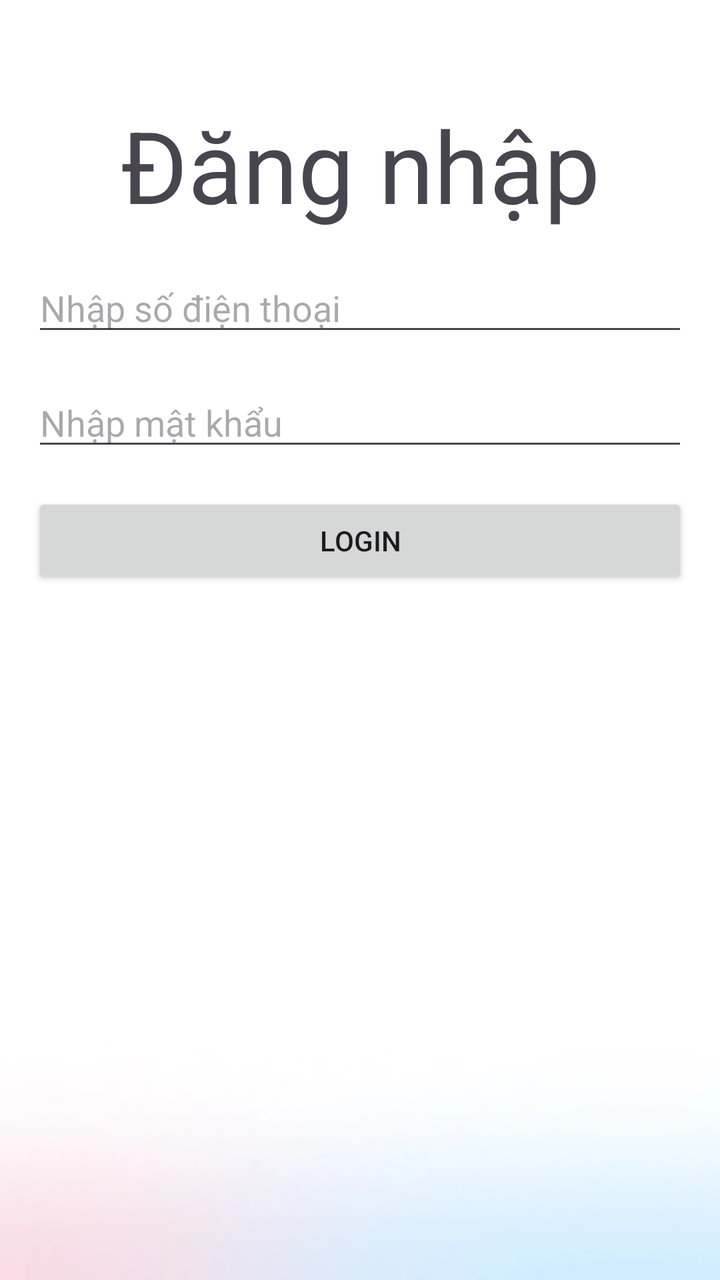
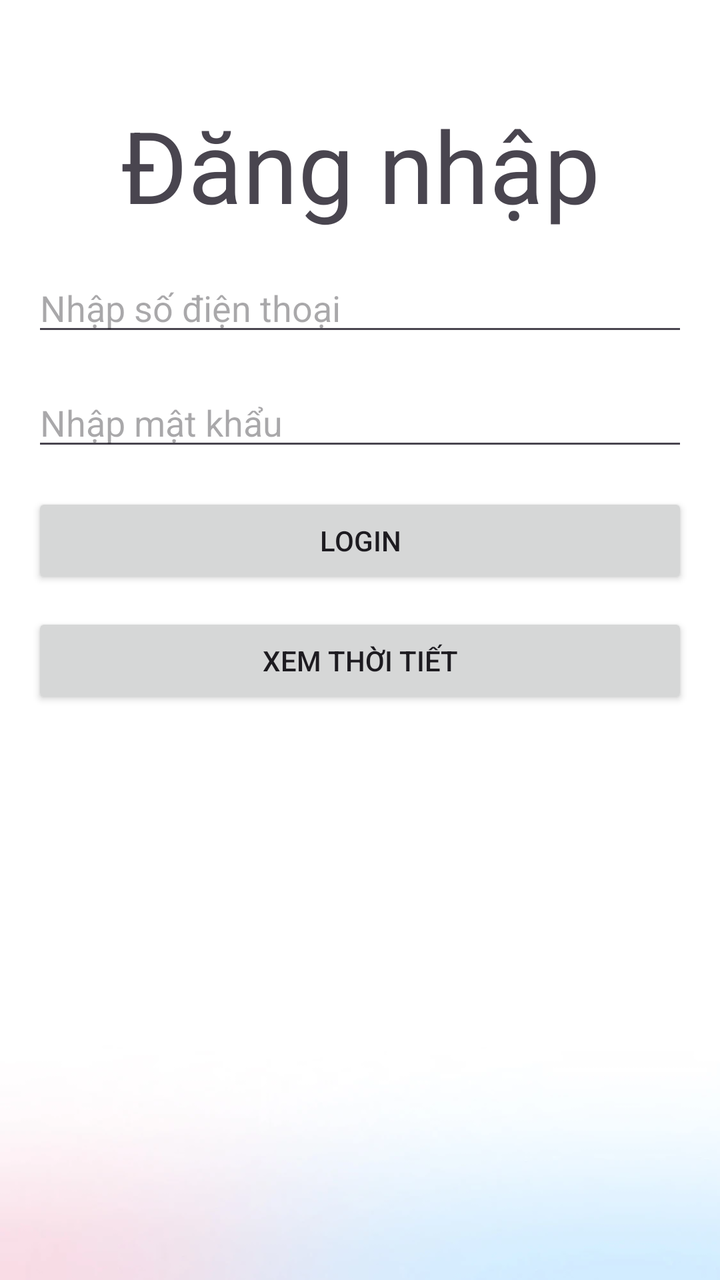

An Android layout rendered at two revisions. The XML below is the earlier revision; the diff shows what the commit changed to produce the second picture.
<!-- AndroidManifest.xml: application theme Theme.StudyAndroid -->
<!-- res/layout/activity_login.xml -->
<androidx.constraintlayout.widget.ConstraintLayout xmlns:android="http://schemas.android.com/apk/res/android"
    xmlns:app="http://schemas.android.com/apk/res-auto"
    android:layout_width="match_parent"
    android:layout_height="match_parent"
    android:background="@drawable/bg_login">

    <TextView
        android:id="@+id/tvTitle"
        android:layout_width="wrap_content"
        android:layout_height="wrap_content"
        android:layout_marginStart="16dp"
        android:layout_marginTop="24dp"
        android:layout_marginEnd="16dp"
        android:maxLines="1"
        android:paddingTop="25dp"
        android:text="Đăng nhập"
        android:textSize="50sp"
        app:layout_constraintEnd_toEndOf="parent"
        app:layout_constraintStart_toStartOf="parent"
        app:layout_constraintTop_toTopOf="parent" />

    <EditText
        android:id="@+id/phoneNumber"
        android:layout_width="0dp"
        android:layout_height="wrap_content"
        android:layout_marginStart="16dp"
        android:layout_marginTop="16dp"

        android:layout_marginEnd="16dp"
        android:hint="Nhập số điện thoại"
        android:inputType="phone"
        app:layout_constraintEnd_toEndOf="parent"
        app:layout_constraintStart_toStartOf="parent"
        app:layout_constraintTop_toBottomOf="@+id/tvTitle" />

    <androidx.constraintlayout.widget.ConstraintLayout
        android:id="@+id/layoutPassword"
        android:layout_width="0dp"
        android:layout_height="wrap_content"
        android:layout_marginStart="16dp"
        android:layout_marginTop="16dp"
        android:layout_marginEnd="16dp"
        app:layout_constraintTop_toBottomOf="@id/phoneNumber"
        app:layout_constraintStart_toStartOf="parent"
        app:layout_constraintEnd_toEndOf="parent">

        <EditText
            android:id="@+id/password"
            android:layout_width="0dp"
            android:layout_height="wrap_content"
            android:hint="Nhập mật khẩu"
            android:inputType="textPassword"
            android:paddingEnd="48dp"
            app:layout_constraintStart_toStartOf="parent"
            app:layout_constraintEnd_toEndOf="parent"
            app:layout_constraintTop_toTopOf="parent" />

        <ImageView
            android:id="@+id/imgEye"
            android:layout_width="24dp"
            android:layout_height="24dp"
            android:layout_marginEnd="12dp"
            app:layout_constraintTop_toTopOf="@id/password"
            app:layout_constraintBottom_toBottomOf="@id/password"
            app:layout_constraintEnd_toEndOf="@id/password" />

    </androidx.constraintlayout.widget.ConstraintLayout>

    <Button
        android:id="@+id/btnLogin"
        android:layout_width="0dp"
        android:layout_height="wrap_content"
        android:layout_marginStart="16dp"

        android:layout_marginTop="16dp"
        android:layout_marginEnd="16dp"
        android:text="Login"

        app:layout_constraintEnd_toEndOf="parent"
        app:layout_constraintStart_toStartOf="parent"
        app:layout_constraintTop_toBottomOf="@id/layoutPassword" />

</androidx.constraintlayout.widget.ConstraintLayout>
<!-- resources referenced by this layout -->
<resources>
  <!-- drawable bg_login: webp bitmap (drawable, 9674 bytes) -->
  <style name="Theme.StudyAndroid" parent="Base.Theme.StudyAndroid" />
  <style name="Base.Theme.StudyAndroid" parent="Theme.Material3.DayNight.NoActionBar">
          
          
      </style>
</resources>

<!-- the commit's change to res/layout/activity_login.xml (unified diff, before → after) -->
@@ -80,4 +80,16 @@
         app:layout_constraintStart_toStartOf="parent"
         app:layout_constraintTop_toBottomOf="@id/layoutPassword" />
 
+    <Button
+        android:id="@+id/btnWeather"
+        android:layout_width="0dp"
+        android:layout_height="wrap_content"
+        android:layout_marginStart="16dp"
+        android:layout_marginTop="12dp"
+        android:layout_marginEnd="16dp"
+        android:text="Xem thời tiết"
+        app:layout_constraintTop_toBottomOf="@id/btnLogin"
+        app:layout_constraintStart_toStartOf="parent"
+        app:layout_constraintEnd_toEndOf="parent" />
+
 </androidx.constraintlayout.widget.ConstraintLayout>
